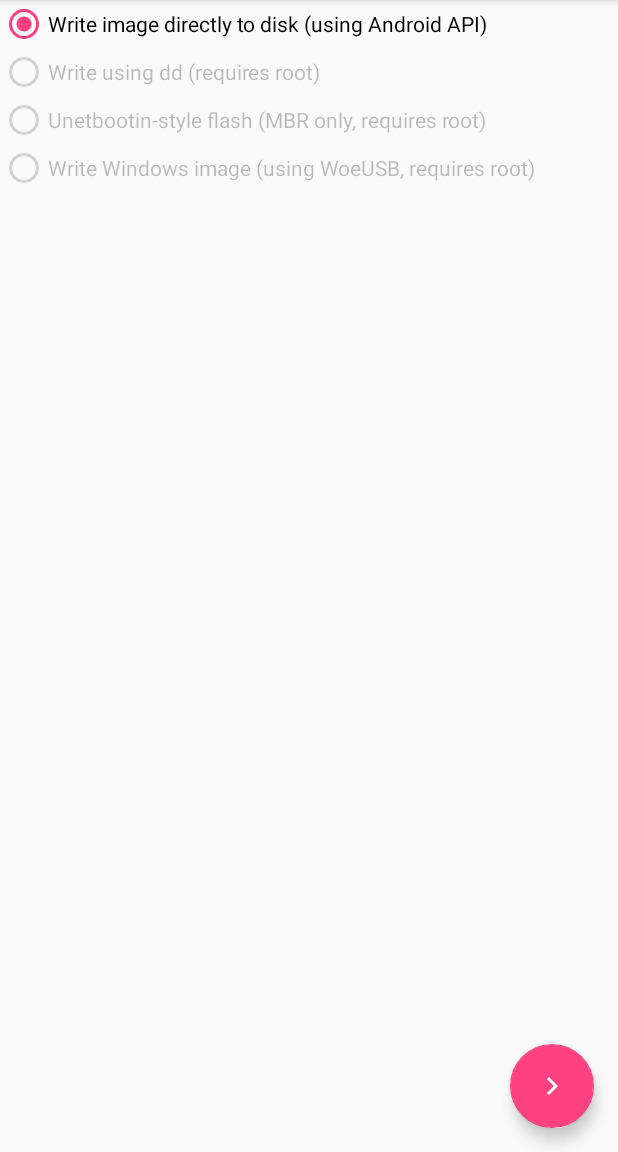
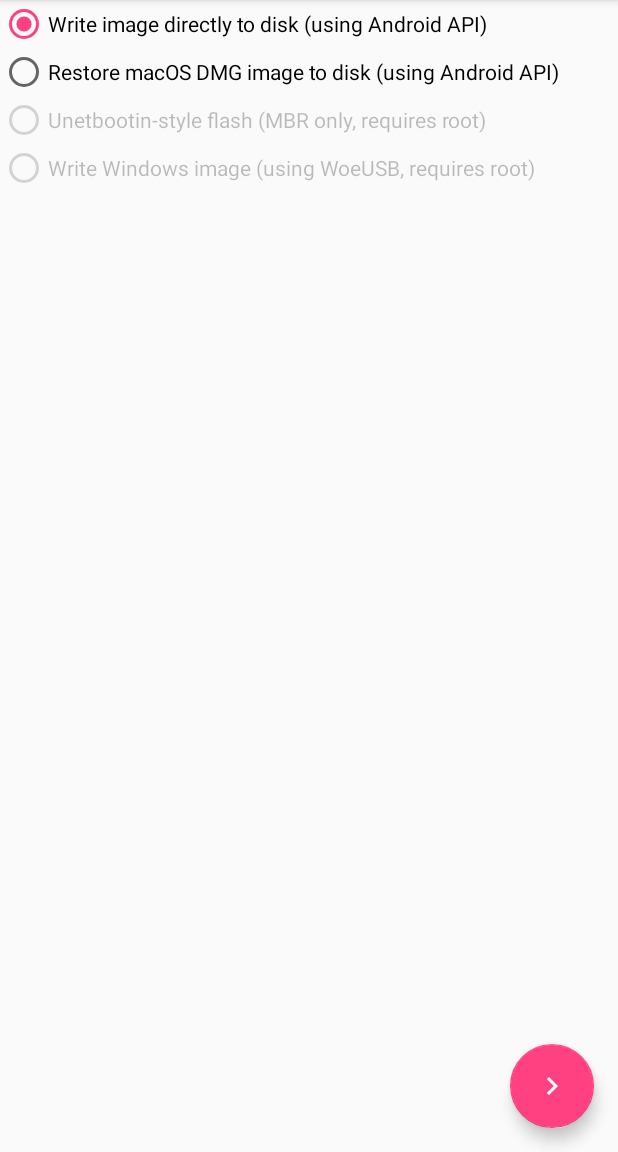
Before and after one commit to EtchDroid/EtchDroid, an Android app: the screen it shows after launch (MainActivity), after a tap on "Write image directly to disk (using Andr", on a phone screen of 412 x 824 dp, the part 84-1236 px from its top. Run offline under Robolectric (Android 15) with nearby library versions, the phone set to English and light mode, and no system bars; libraries missing offline, so code that uses them is left out: com.github.isabsent.filepicker, com.github.mjdev.libaums.

Commit message:
Enable DMG file selection

```diff
--- a/app/build.gradle
+++ b/app/build.gradle
@@ -30,9 +30,13 @@
     implementation 'com.android.support.constraint:constraint-layout:1.1.2'
     implementation 'com.android.support:design:28.0.0-rc01'
     implementation 'com.android.support:recyclerview-v7:28.0.0-rc01'
+
+    implementation 'com.github.isabsent:filepicker:1.1.01'
 //    implementation 'com.github.mjdev:libaums:0.5.5'
     implementation project(':libaums')
     implementation project(':dmg2img')
+
+
     testImplementation 'junit:junit:4.12'
     androidTestImplementation 'com.android.support.test:runner:1.0.2'
     androidTestImplementation 'com.android.support.test.espresso:espresso-core:3.0.2'
--- a/app/src/main/java/eu/depau/etchdroid/abc/WizardActivity.kt
+++ b/app/src/main/java/eu/depau/etchdroid/abc/WizardActivity.kt
@@ -1,11 +1,24 @@
 package eu.depau.etchdroid.abc
 
 import android.content.Intent
+import android.os.Bundle
 import android.support.v7.app.AppCompatActivity
 import android.view.View
+import com.github.isabsent.filepicker.SimpleFilePickerDialog
 import eu.depau.etchdroid.StateKeeper
 
-abstract class WizardActivity : AppCompatActivity() {
+abstract class WizardActivity : AppCompatActivity(), SimpleFilePickerDialog.InteractionListenerString {
+    override fun onResult(dialogTag: String, which: Int, extras: Bundle): Boolean {
+        if (StateKeeper.currentFragment is SimpleFilePickerDialog.InteractionListenerString)
+            return (StateKeeper.currentFragment as SimpleFilePickerDialog.InteractionListenerString).onResult(dialogTag, which, extras)
+        throw RuntimeException("Wrong fragment type")
+    }
+
+    override fun showListItemDialog(title: String?, folderPath: String?, mode: SimpleFilePickerDialog.CompositeMode?, dialogTag: String?) {
+        if (StateKeeper.currentFragment is SimpleFilePickerDialog.InteractionListenerString)
+            return (StateKeeper.currentFragment as SimpleFilePickerDialog.InteractionListenerString).showListItemDialog(title, folderPath, mode, dialogTag)
+    }
+
     abstract fun goToNewFragment(fragment: WizardFragment)
 
     open fun onCheckBoxClicked(view: View) {
--- a/app/src/main/java/eu/depau/etchdroid/fragments/ConfirmInfoFragment.kt
+++ b/app/src/main/java/eu/depau/etchdroid/fragments/ConfirmInfoFragment.kt
@@ -46,7 +46,7 @@
 
         view.confirm_sel_method.text = when (StateKeeper.flashMethod) {
             FlashMethod.FLASH_API -> getString(R.string.flash_dd_usb_api)
-            FlashMethod.FLASH_DD -> getString(R.string.flash_dd_root)
+            FlashMethod.FLASH_DMG_API -> getString(R.string.flash_dmg_api)
             FlashMethod.FLASH_UNETBOOTIN -> getString(R.string.flash_unetbootin)
             FlashMethod.FLASH_WOEUSB -> getString(R.string.flash_woeusb)
             else -> null
--- a/app/src/main/java/eu/depau/etchdroid/fragments/FlashMethodFragment.kt
+++ b/app/src/main/java/eu/depau/etchdroid/fragments/FlashMethodFragment.kt
@@ -33,8 +33,8 @@
 
     override fun onRadioButtonClicked(view: View) {
         StateKeeper.flashMethod = when (view.id) {
-            R.id.flash_dd_root_radio -> FlashMethod.FLASH_DD
-            R.id.flash_dd_usb_api_radio -> FlashMethod.FLASH_API
+            R.id.flash_dmg_api_radio -> FlashMethod.FLASH_DMG_API
+            R.id.flash_usb_api_radio -> FlashMethod.FLASH_API
             R.id.flash_unetbootin_radio -> FlashMethod.FLASH_UNETBOOTIN
             R.id.flash_woeusb_radio -> FlashMethod.FLASH_WOEUSB
             else -> null
--- a/app/src/main/java/eu/depau/etchdroid/values/FlashMethod.kt
+++ b/app/src/main/java/eu/depau/etchdroid/values/FlashMethod.kt
@@ -2,7 +2,7 @@
 
 enum class FlashMethod {
     FLASH_API,
-    FLASH_DD,
+    FLASH_DMG_API,
     FLASH_UNETBOOTIN,
     FLASH_WOEUSB
 }
--- a/app/src/main/res/layout/fragment_select_flash_method.xml
+++ b/app/src/main/res/layout/fragment_select_flash_method.xml
@@ -13,19 +13,18 @@
         android:layout_height="wrap_content">
 
         <RadioButton
-            android:id="@+id/flash_dd_usb_api_radio"
+            android:id="@+id/flash_usb_api_radio"
             android:layout_width="match_parent"
             android:layout_height="wrap_content"
             android:onClick="onRadioButtonClicked"
             android:text="@string/flash_dd_usb_api"/>
 
         <RadioButton
-            android:id="@+id/flash_dd_root_radio"
+            android:id="@+id/flash_dmg_api_radio"
             android:layout_width="match_parent"
             android:layout_height="wrap_content"
-            android:enabled="false"
             android:onClick="onRadioButtonClicked"
-            android:text="@string/flash_dd_root"/>
+            android:text="@string/flash_dmg_api"/>
 
         <RadioButton
             android:id="@+id/flash_unetbootin_radio"
--- a/app/src/main/res/values/strings.xml
+++ b/app/src/main/res/values/strings.xml
@@ -4,7 +4,7 @@
     <string name="download_image_from_url">Download image from URL</string>
     <string name="use_local_image">Use local image</string>
     <string name="flash_dd_usb_api">Write image directly to disk (using Android API)</string>
-    <string name="flash_dd_root">Write using dd (requires root)</string>
+    <string name="flash_dmg_api">Restore macOS DMG image to disk (using Android API)</string>
     <string name="flash_unetbootin">Unetbootin-style flash (MBR only, requires root)</string>
     <string name="flash_woeusb">Write Windows image (using WoeUSB, requires root)</string>
     <string name="download_streaming">Stream directly to USB drive</string>
```
Also changed, not shown: app/src/main/java/eu/depau/etchdroid/fragments/ImageLocationFragment.kt (+84 -26 lines).
